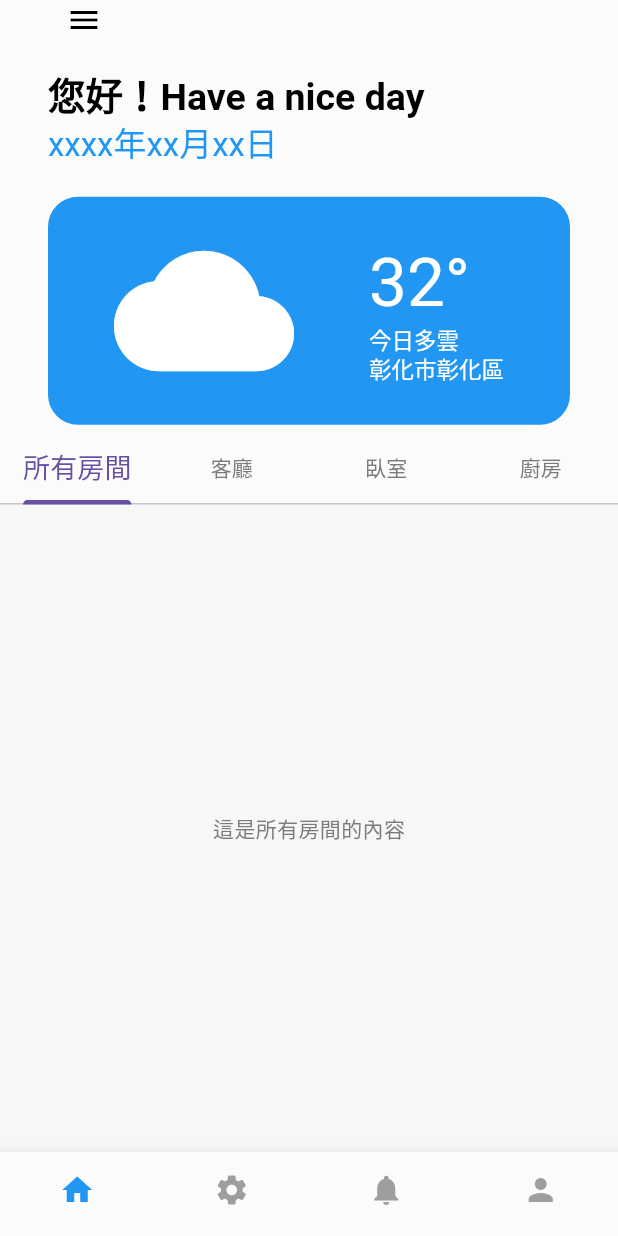
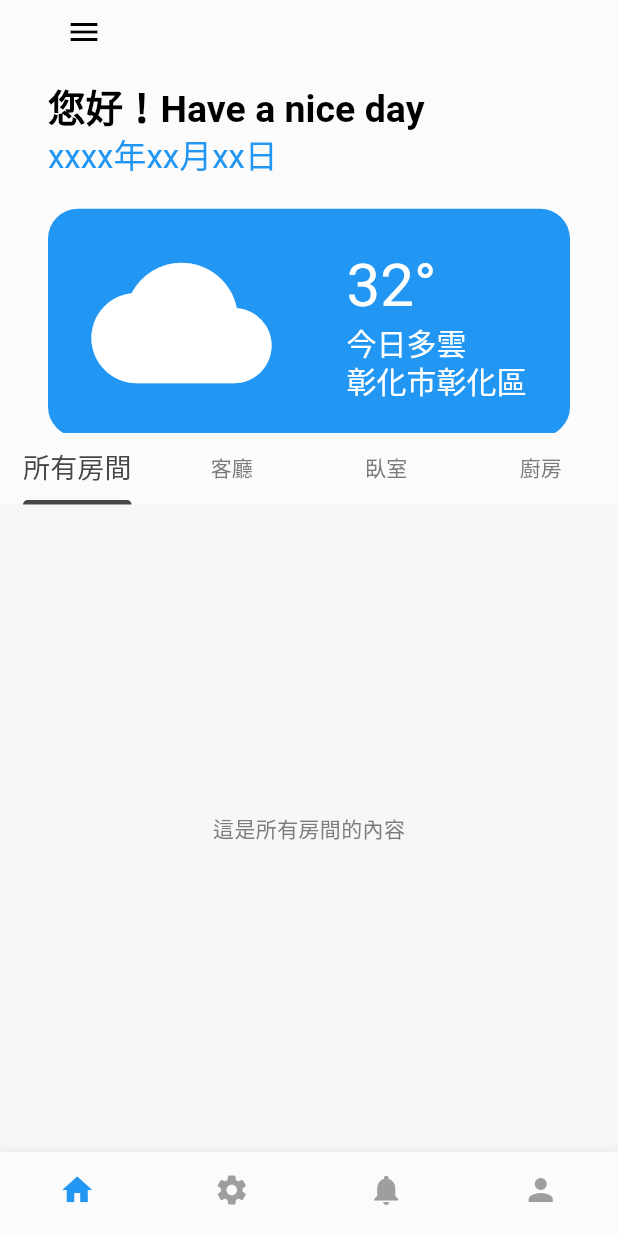
Before and after one commit to ncueteam/extendable_aiot, a Flutter app: the screen it shows after launch, on a phone screen of 412 x 824 dp. Run offline on Flutter 3.47's test engine with Material 3 defaults, Android fonts, the phone set to English and light mode, and no system bars.

Commit message:
feat: Update weather icon and adjust text styles in RootPageHead; enhance HomePage AppBar styling

```diff
--- a/lib/components/root_page_head.dart
+++ b/lib/components/root_page_head.dart
@@ -45,23 +45,32 @@ class _RootPageHeadState extends State<RootPageHead> {
             child: Row(
               mainAxisAlignment: MainAxisAlignment.center,
               children: [
-                const Icon(Icons.wb_cloudy, color: Colors.white, size: 120),
+                const Icon(
+                  Icons.wb_cloudy_rounded,
+                  color: Colors.white,
+                  size: 120,
+                ),
                 const SizedBox(width: 50),
                 Column(
                   crossAxisAlignment: CrossAxisAlignment.start,
                   children: const [
                     Text(
                       '32°',
-                      style: TextStyle(color: Colors.white, fontSize: 45),
+                      style: TextStyle(color: Colors.white, fontSize: 40),
                     ),
-                    Text('今日多雲', style: TextStyle(color: Colors.white, fontSize: 15)),
-                    Text('彰化市彰化區', style: TextStyle(color: Colors.white, fontSize: 15)),
+                    Text(
+                      '今日多雲',
+                      style: TextStyle(color: Colors.white, fontSize: 20),
+                    ),
+                    Text(
+                      '彰化市彰化區',
+                      style: TextStyle(color: Colors.white, fontSize: 20),
+                    ),
                   ],
                 ),
               ],
             ),
           ),
-          const SizedBox(height: 16),
         ],
       ),
     );
--- a/lib/root_pages/home_page.dart
+++ b/lib/root_pages/home_page.dart
@@ -1,4 +1,5 @@
 import 'package:extendable_aiot/components/root_page_head.dart';
+import 'package:extendable_aiot/config/app_colors.dart';
 import 'package:flutter/material.dart';
 
 class HomePage extends StatefulWidget {
@@ -30,20 +31,6 @@ final List<Widget> _tabsContent = [
 class _HomePageState extends State<HomePage> with TickerProviderStateMixin {
   late TabController _tabController;
 
-  // final List<Tab> _tabs = const [
-  //   Tab(text: '所有房間'),
-  //   Tab(text: '客廳'),
-  //   Tab(text: '臥室'),
-  //   Tab(text: '廚房'),
-  // ];
-
-  // final List<Widget> _tabsContent = const [
-  //   Center(child: Text('這是所有房間的內容')),
-  //   Center(child: Text('這是客廳的內容')),
-  //   Center(child: Text('這是臥室的內容')),
-  //   Center(child: Text('這是廚房的內容')),
-  // ];
-
   @override
   void initState() {
     super.initState();
@@ -60,13 +47,20 @@ class _HomePageState extends State<HomePage> with TickerProviderStateMixin {
   Widget build(BuildContext context) {
     return Scaffold(
       appBar: AppBar(
+        elevation: 0, // 移除 AppBar 的陰影（分隔線）
         toolbarHeight: MediaQuery.of(context).size.height * 0.35,
         title: const RootPageHead(),
         bottom: TabBar(
           tabs: _tabs,
           controller: _tabController,
+          dividerColor: AppColors.page,
           //isScrollable: true,
+          indicatorColor: AppColors.active,
+          labelColor: AppColors.active,
+          unselectedLabelColor: AppColors.unactive,
+
         ),
+
       ),
       body: TabBarView(controller: _tabController, children: _tabsContent),
     );
```
